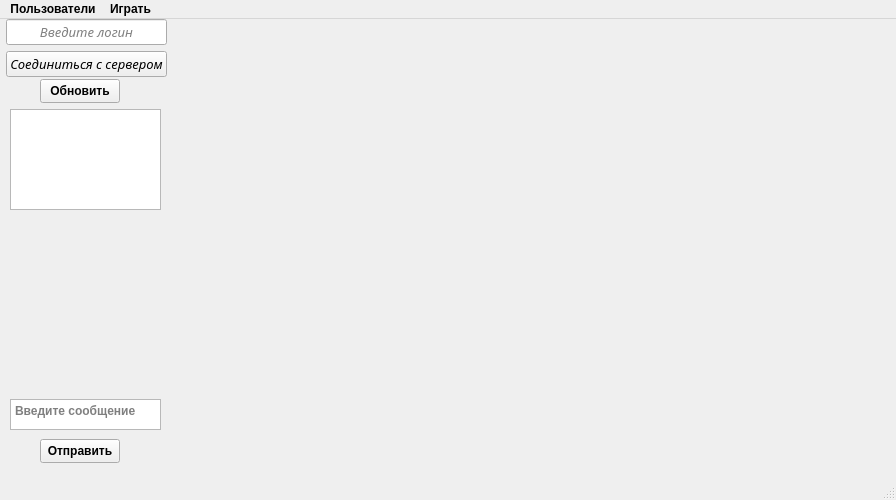
VladZg/Network_Battleship_2vs1, file client/mainwindow.ui: the form before one commit.
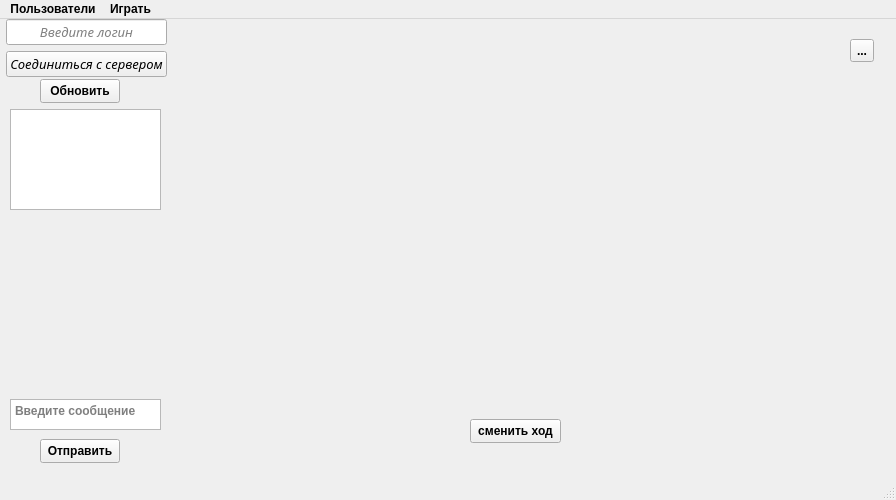
The form after the commit. Icons and pictures are not drawn.

Commit message: connection to the game added

Diff of the .ui file:
```diff
--- a/client/mainwindow.ui
+++ b/client/mainwindow.ui
@@ -170,6 +170,61 @@
      <string/>
     </property>
    </widget>
+   <widget class="QPushButton" name="switchButton">
+    <property name="geometry">
+     <rect>
+      <x>470</x>
+      <y>400</y>
+      <width>91</width>
+      <height>24</height>
+     </rect>
+    </property>
+    <property name="text">
+     <string>сменить ход</string>
+    </property>
+   </widget>
+   <widget class="QLabel" name="myGameLoginLabel">
+    <property name="geometry">
+     <rect>
+      <x>340</x>
+      <y>60</y>
+      <width>81</width>
+      <height>16</height>
+     </rect>
+    </property>
+    <property name="text">
+     <string/>
+    </property>
+   </widget>
+   <widget class="QLabel" name="enemyGameLoginLabel">
+    <property name="geometry">
+     <rect>
+      <x>630</x>
+      <y>60</y>
+      <width>81</width>
+      <height>16</height>
+     </rect>
+    </property>
+    <property name="text">
+     <string/>
+    </property>
+   </widget>
+   <widget class="QToolButton" name="gameExitButton">
+    <property name="geometry">
+     <rect>
+      <x>850</x>
+      <y>20</y>
+      <width>24</width>
+      <height>23</height>
+     </rect>
+    </property>
+    <property name="styleSheet">
+     <string notr="true">background-image: url(:/images/kill.png);</string>
+    </property>
+    <property name="text">
+     <string>...</string>
+    </property>
+   </widget>
   </widget>
   <widget class="QMenuBar" name="menubar">
    <property name="geometry">
```
The commit also changes 8 other files.
